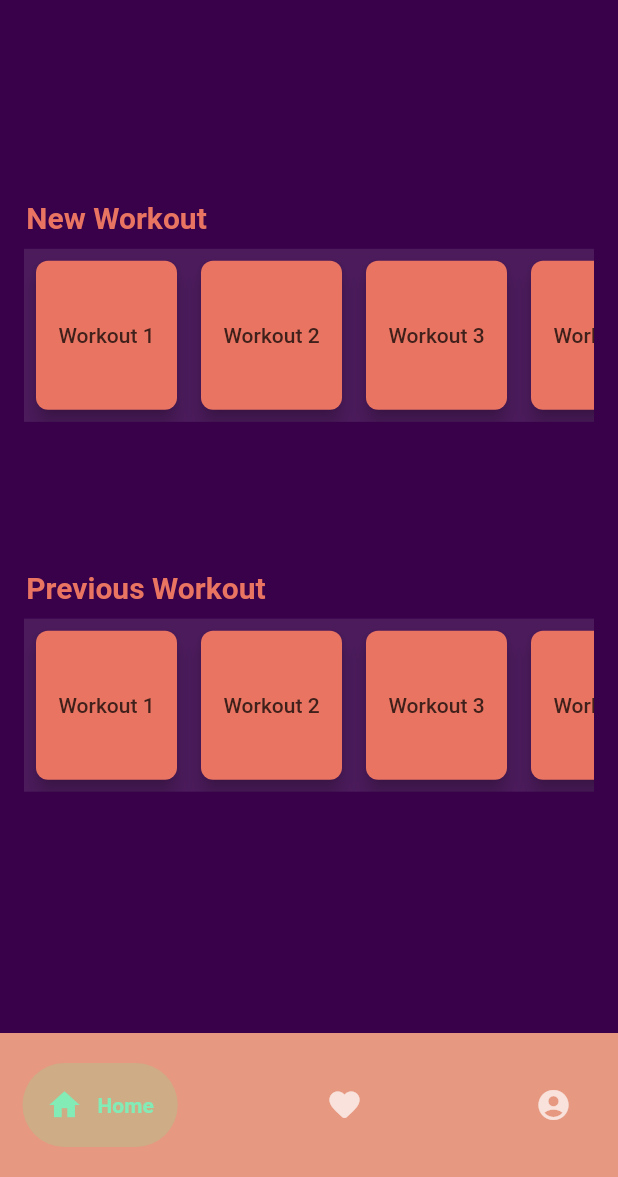
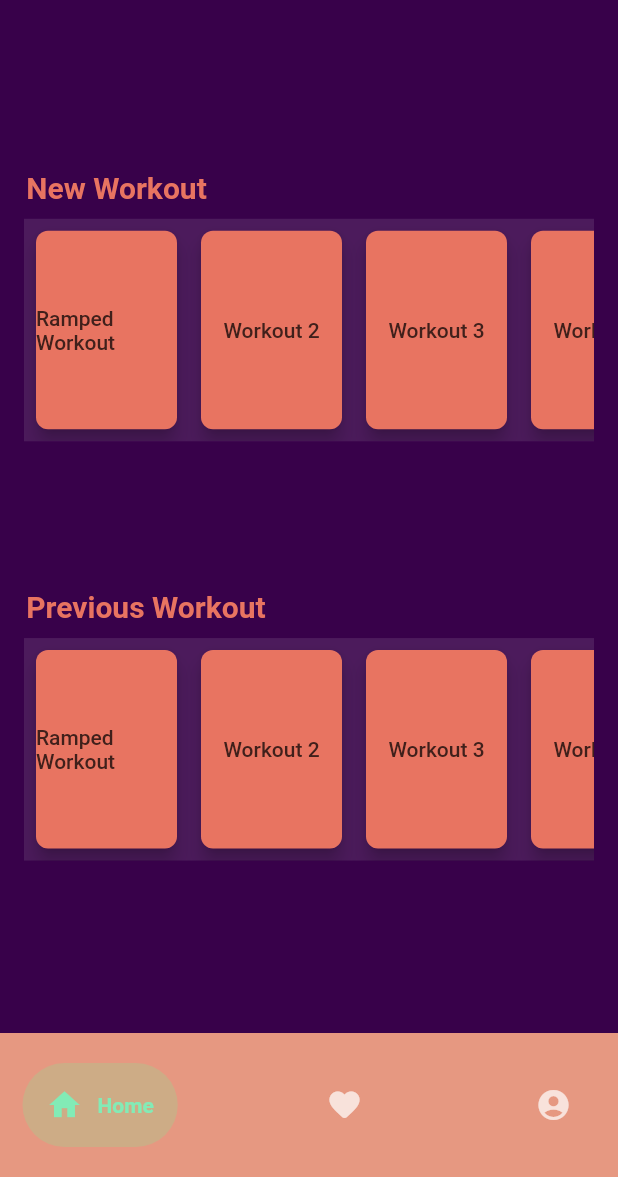
Before and after one commit to henryxiao709/app-frontend-dhruv2022test, a Flutter app: the screen it shows after launch, on a phone screen of 412 x 824 dp, the part 59-1236 px from its top. Run offline on Flutter 3.47's test engine with Material 2 defaults, Android fonts, the phone set to English and light mode, and no system bars; drawn by our look-alikes of google_nav_bar.

```diff
--- a/lib/homepage.dart
+++ b/lib/homepage.dart
@@ -7,7 +7,7 @@ import 'package:redback_mobile_app/info_page.dart';
 //Please use back-end code like node js to call the actual one from RedBack operation database.
 List listData = [
   {
-    "title": 'Workout 1',
+    "title": 'Ramped Workout',
   },
   {
     "title": 'Workout 2',
@@ -62,7 +62,7 @@ class HomeContent extends StatelessWidget{
     // List constructor
     return Container(
       width: MediaQuery.of(context).size.width,
-      height: MediaQuery.of(context).size.height * 0.14,
+      height: MediaQuery.of(context).size.height * 0.18,
       decoration: BoxDecoration(
         color: Color(0x1AFFFFFF),
       ),
@@ -195,13 +195,13 @@ class HomePageState extends State<HomePage> {
             ),
             child: Padding(
               padding: EdgeInsetsDirectional.fromSTEB(8, 8, 8, 8),
-              child: Column(
+              child: SingleChildScrollView(child: Column(
                 mainAxisSize: MainAxisSize.max,
                 children: [
                   Align(
                     alignment: AlignmentDirectional(-0.9, 0),
                     child: Padding(
-                      padding: EdgeInsetsDirectional.fromSTEB(0, 100, 0, 0),
+                      padding: EdgeInsetsDirectional.fromSTEB(0,80, 0, 0),
                       child: Container(
                         width: MediaQuery.of(context).size.width * 0.5,
                         height: MediaQuery.of(context).size.height * 0.05,
@@ -260,7 +260,7 @@ class HomePageState extends State<HomePage> {
                     child: HomeContent(),
                   ),
                 ],
-              ),
+              )),
             ),
           ),
         ),
```
